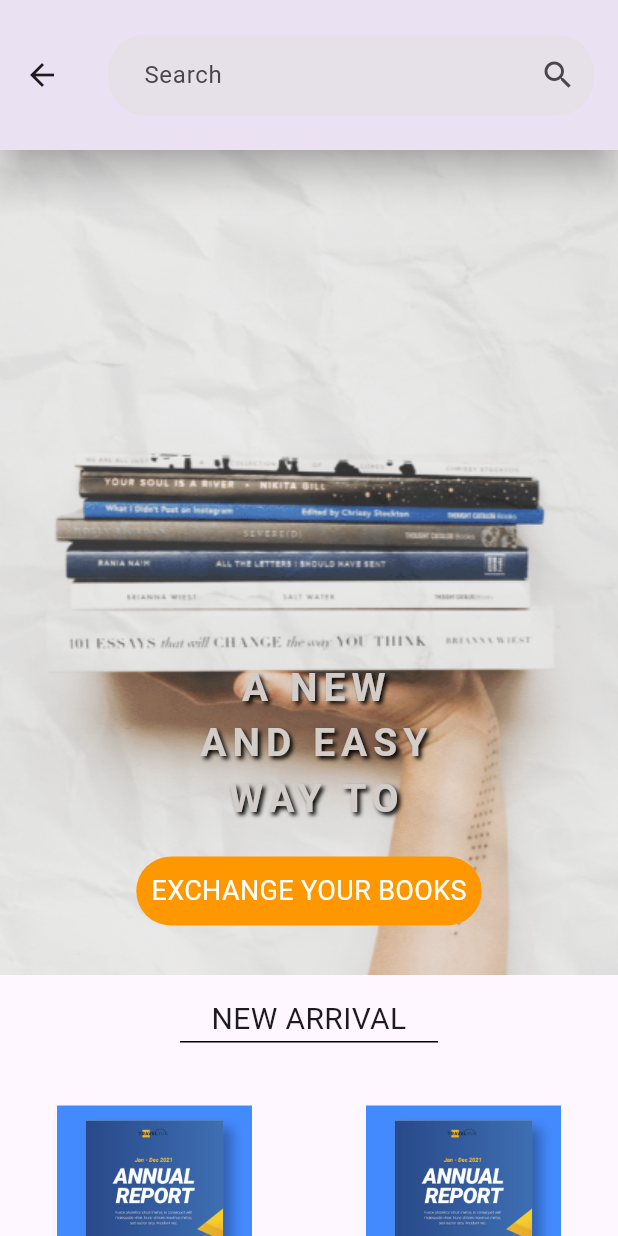
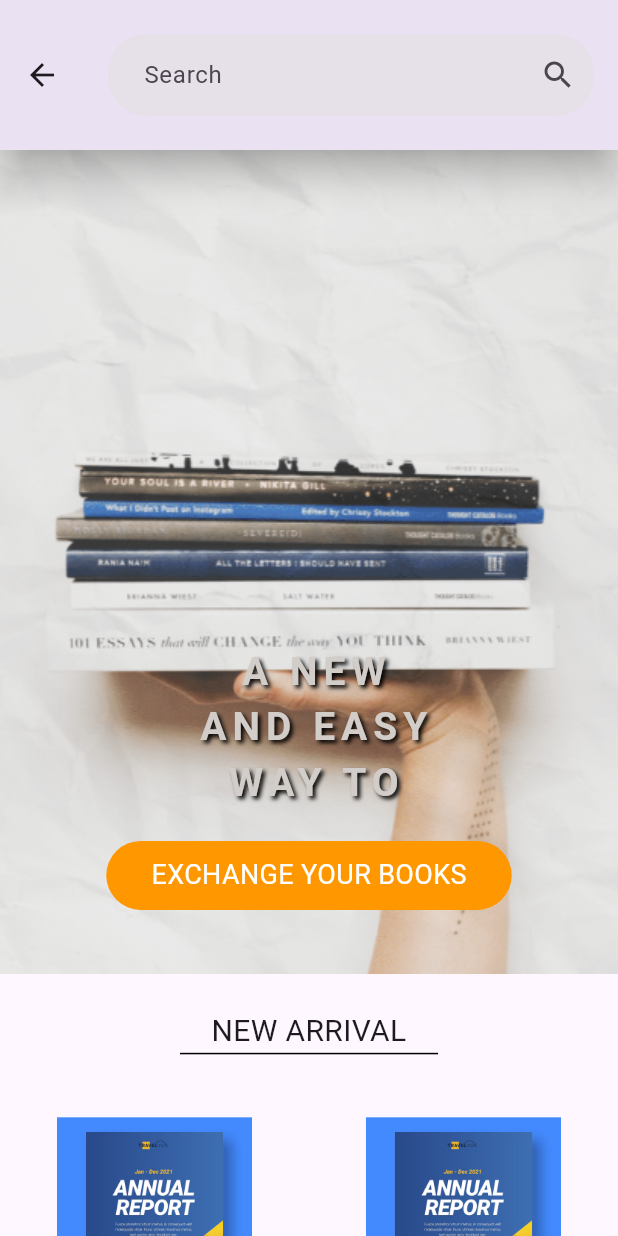
Before and after one commit to seddiksss/trading_books, a Flutter app: the Home screen opened by its route, on a phone screen of 412 x 824 dp. Run offline on Flutter 3.47's test engine with Material 3 defaults, Android fonts, the light colour scheme and no system bars; our stand-ins replace get, get_storage, introduction_screen; accounts and stored records are empty.

Commit message:
fix the sizes by adding MediaQuery

```diff
--- a/lib/Views/screens/home.dart
+++ b/lib/Views/screens/home.dart
@@ -6,6 +6,9 @@ class Home extends StatelessWidget {
 
   @override
   Widget build(BuildContext context) {
+    final mediaQuery = MediaQuery.of(context);
+    final screenWidth = mediaQuery.size.width;
+    final screenHeight = mediaQuery.size.height;
     final focusNode = FocusNode();
     return GestureDetector(
       onTap: () {
@@ -35,7 +38,7 @@ class Home extends StatelessWidget {
           children: [
             Container(
                 alignment: Alignment.center,
-                height: 550,
+                height: screenHeight / 1.5,
                 decoration: const BoxDecoration(
                   image: DecorationImage(
                     image: AssetImage('assets/images/home.png'),
@@ -44,8 +47,8 @@ class Home extends StatelessWidget {
                 ),
                 child: Column(
                   children: [
-                    const SizedBox(
-                      height: 340,
+                    SizedBox(
+                      height: screenHeight / 2.5,
                     ),
                     const Text(
                       " A NEW \n AND EASY \n WAY TO ",
@@ -71,7 +74,8 @@ class Home extends StatelessWidget {
                         print("click button");
                       },
                       child: Container(
-                        padding: const EdgeInsets.all(10),
+                        padding: const EdgeInsets.symmetric(
+                            horizontal: 30, vertical: 10),
                         decoration: BoxDecoration(
                             color: Colors.orange,
                             borderRadius: BorderRadius.circular(50)),
@@ -83,8 +87,8 @@ class Home extends StatelessWidget {
                     )
                   ],
                 )),
-            const SizedBox(
-              height: 15,
+            SizedBox(
+              height: screenHeight / 35,
             ),
             const Text(
               "NEW ARRIVAL",
@@ -98,7 +102,7 @@ class Home extends StatelessWidget {
             ),
             GridView.count(
                 padding: const EdgeInsets.symmetric(vertical: 30),
-                mainAxisSpacing: 20,
+                mainAxisSpacing: screenHeight / 50,
                 crossAxisCount: 2,
                 physics: const NeverScrollableScrollPhysics(),
                 shrinkWrap: true,
--- a/lib/Views/screens/homescreen.dart
+++ b/lib/Views/screens/homescreen.dart
@@ -1,7 +1,7 @@
 import 'package:flutter/material.dart';
 import 'package:get/get.dart';
 import 'package:trading_books/Controllers/homeController.dart';
-import 'package:trading_books/Core/Constants/AppColor.dart';
+
 import 'package:trading_books/Views/widgets/customPageButton.dart';
 
 class HomeScreen extends GetView {
```
